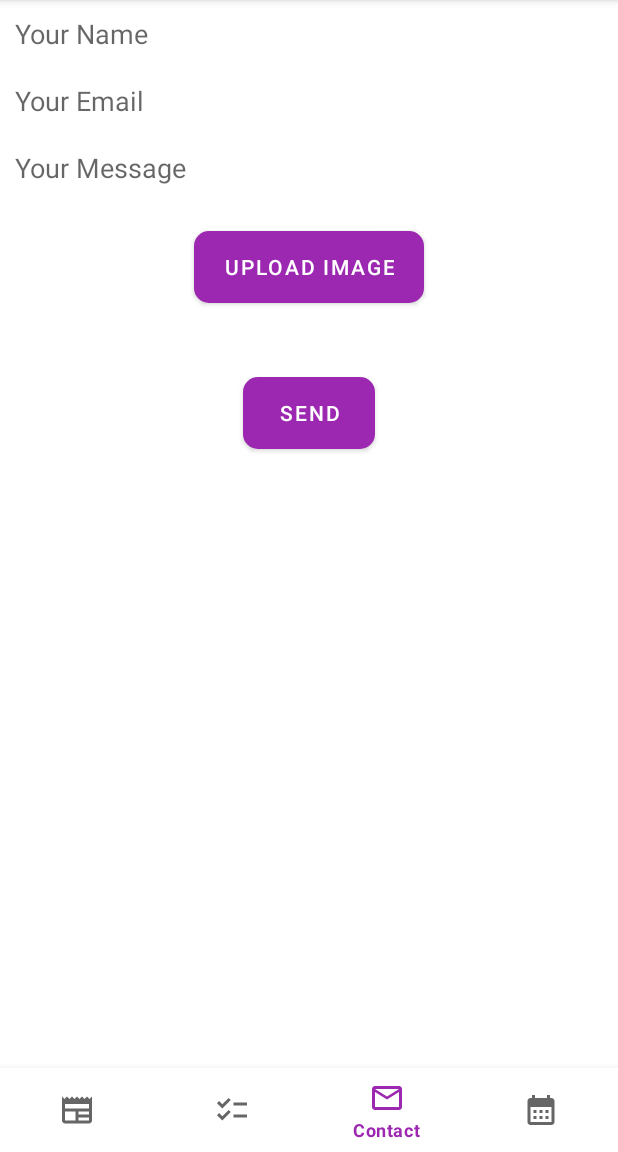
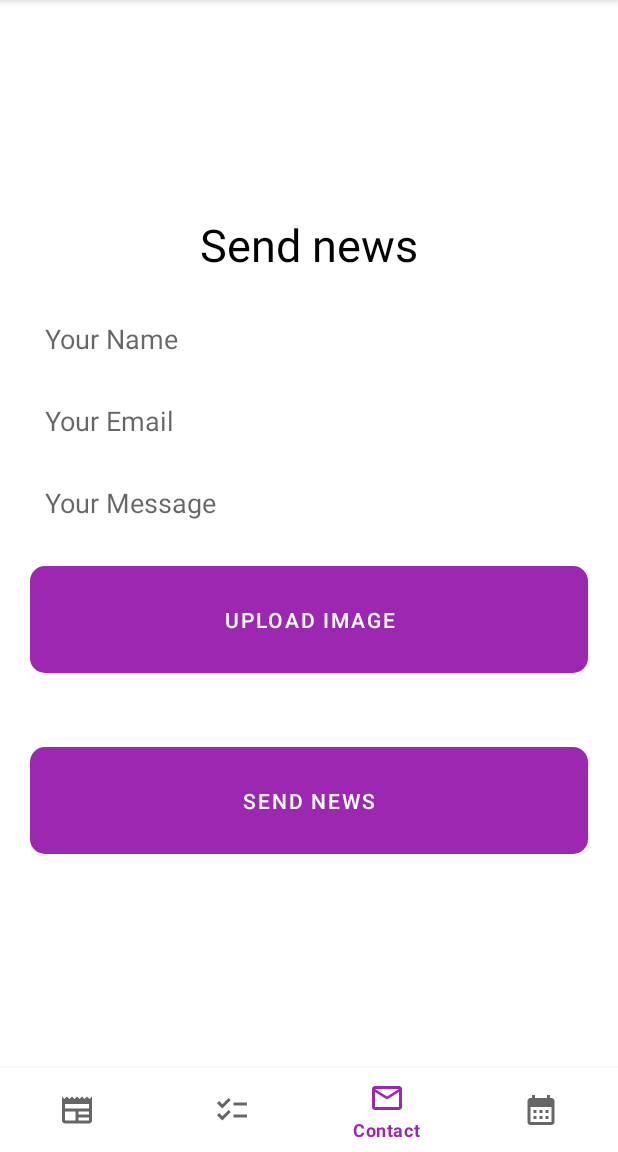
Before and after one commit to KacperMazurWSiZ/NewsFlash, an Android app: the screen it shows after launch (MainActivity), item 3 of the bottom bar chosen, on a phone screen of 412 x 824 dp, the part 84-1236 px from its top. Run offline under Robolectric (Android 15) with nearby library versions, the phone set to English and light mode, and no system bars; our stand-ins replace Volley; network calls fail; pictures from the network do not load.

Commit message:
fix contact layout

```diff
--- a/app/src/main/res/layout/fragment_contact.xml
+++ b/app/src/main/res/layout/fragment_contact.xml
@@ -1,9 +1,24 @@
 <?xml version="1.0" encoding="utf-8"?>
-<LinearLayout xmlns:android="http://schemas.android.com/apk/res/android"
+<RelativeLayout xmlns:android="http://schemas.android.com/apk/res/android"
     android:layout_width="match_parent"
     android:layout_height="match_parent"
-    android:background="@color/white"
-    android:orientation="vertical">
+    android:background="@color/white">
+
+    <LinearLayout
+        android:layout_width="match_parent"
+        android:layout_height="wrap_content"
+        android:orientation="vertical"
+        android:layout_centerInParent="true"
+        android:padding="20dp">
+
+        <TextView
+            android:layout_width="wrap_content"
+            android:layout_height="wrap_content"
+            android:text="Send news"
+            android:textColor="@android:color/black"
+            android:textSize="30sp"
+            android:layout_gravity="center"
+            android:layout_marginBottom="20dp" />
 
         <EditText
             android:id="@+id/editTextName"
@@ -21,7 +36,8 @@
             android:hint="Your Email"
             android:textColor="@android:color/black"
             android:background="@android:color/transparent"
-        android:padding="10dp" />
+            android:padding="10dp"
+            android:layout_marginTop="10dp" />
 
         <EditText
             android:id="@+id/editTextMessage"
@@ -30,18 +46,17 @@
             android:hint="Your Message"
             android:textColor="@android:color/black"
             android:background="@android:color/transparent"
-        android:padding="10dp" />
+            android:padding="10dp"
+            android:layout_marginTop="10dp" />
 
         <Button
             android:id="@+id/buttonUpload"
-        android:layout_width="wrap_content"
+            android:layout_width="match_parent"
             android:layout_height="wrap_content"
             android:text="Upload Image"
             android:textColor="@android:color/white"
             android:background="@drawable/button_background"
-        android:paddingStart="20dp"
-        android:paddingEnd="20dp"
-        android:layout_gravity="center"
+            android:padding="20dp"
             android:layout_marginTop="20dp" />
 
         <TextView
@@ -55,14 +70,14 @@
 
         <Button
             android:id="@+id/buttonSend"
-        android:layout_width="wrap_content"
+            android:layout_width="match_parent"
             android:layout_height="wrap_content"
-        android:text="Send"
-        android:textColor="@android:color/white"
+            android:text="Send news"
+            android:textColor="@color/white"
             android:background="@drawable/button_background"
-        android:paddingStart="20dp"
-        android:paddingEnd="20dp"
-        android:layout_gravity="center"
+            android:padding="20dp"
             android:layout_marginTop="20dp" />
 
     </LinearLayout>
+
+</RelativeLayout>
```
Lines whose indentation alone changed are shown as unchanged.
